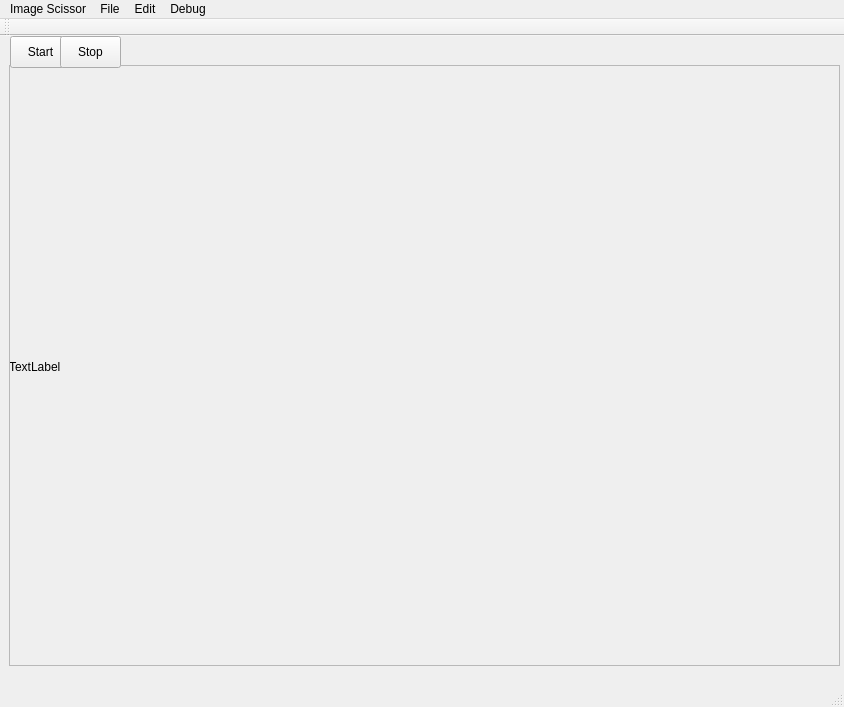
gxyou45/QT-ImageScissor, file ImageScissor/imagescissor.ui: the form before one commit.
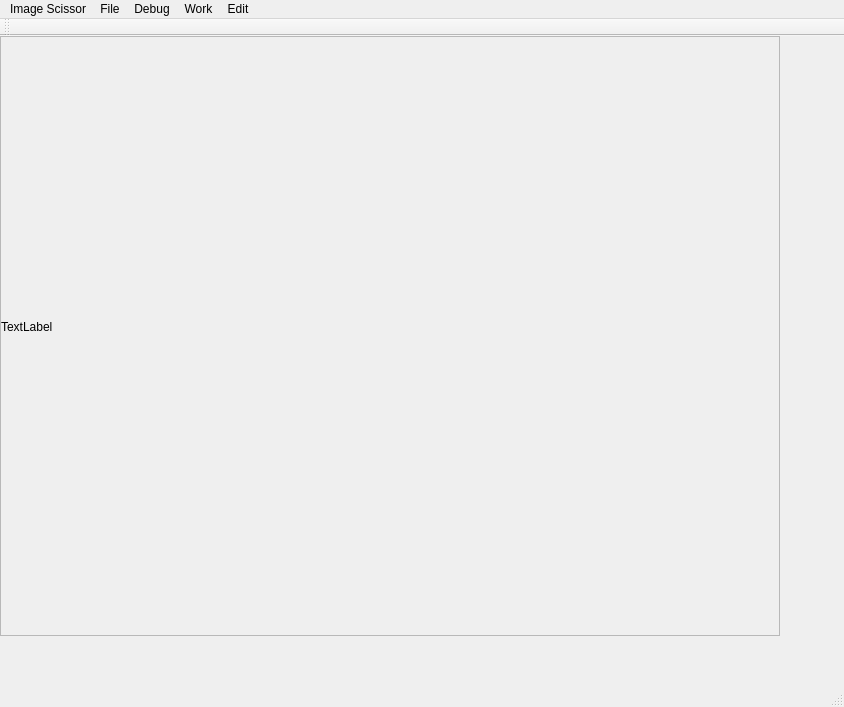
The form after the commit.

Patch:
```diff
--- a/ImageScissor/imagescissor.ui
+++ b/ImageScissor/imagescissor.ui
@@ -17,14 +17,14 @@
    <widget class="QScrollArea" name="scrollArea">
     <property name="geometry">
      <rect>
-      <x>9</x>
-      <y>29</y>
-      <width>831</width>
-      <height>601</height>
+      <x>0</x>
+      <y>0</y>
+      <width>780</width>
+      <height>600</height>
      </rect>
     </property>
     <property name="autoFillBackground">
-     <bool>true</bool>
+     <bool>false</bool>
     </property>
     <property name="widgetResizable">
      <bool>true</bool>
@@ -34,20 +34,23 @@
       <rect>
        <x>0</x>
        <y>0</y>
-       <width>829</width>
-       <height>599</height>
+       <width>778</width>
+       <height>598</height>
       </rect>
      </property>
-     <property name="autoFillBackground">
+     <property name="mouseTracking">
       <bool>true</bool>
      </property>
+     <property name="autoFillBackground">
+      <bool>false</bool>
+     </property>
      <widget class="QLabel" name="label">
       <property name="geometry">
        <rect>
-        <x>-1</x>
-        <y>5</y>
-        <width>831</width>
-        <height>591</height>
+        <x>0</x>
+        <y>0</y>
+        <width>760</width>
+        <height>580</height>
        </rect>
       </property>
       <property name="text">
@@ -56,32 +59,6 @@
      </widget>
     </widget>
    </widget>
-   <widget class="QPushButton" name="pushButton">
-    <property name="geometry">
-     <rect>
-      <x>10</x>
-      <y>0</y>
-      <width>61</width>
-      <height>32</height>
-     </rect>
-    </property>
-    <property name="text">
-     <string>Start</string>
-    </property>
-   </widget>
-   <widget class="QPushButton" name="pushButton_2">
-    <property name="geometry">
-     <rect>
-      <x>60</x>
-      <y>0</y>
-      <width>61</width>
-      <height>32</height>
-     </rect>
-    </property>
-    <property name="text">
-     <string>Stop</string>
-    </property>
-   </widget>
   </widget>
   <widget class="QMenuBar" name="menuBar">
    <property name="geometry">
@@ -122,11 +99,23 @@
     <property name="title">
      <string>Debug</string>
     </property>
+    <addaction name="actionPixel_Node"/>
+    <addaction name="actionCost_Graph"/>
+    <addaction name="actionPath_Tree"/>
+    <addaction name="actionMin_Path"/>
+   </widget>
+   <widget class="QMenu" name="menuWork">
+    <property name="title">
+     <string>Work</string>
+    </property>
+    <addaction name="actionImage_Only"/>
+    <addaction name="actionImage_with_Contour"/>
    </widget>
    <addaction name="menuImage_Scissor"/>
    <addaction name="menuFile"/>
-   <addaction name="menuEdit"/>
    <addaction name="menuDebug"/>
+   <addaction name="menuWork"/>
+   <addaction name="menuEdit"/>
   </widget>
   <widget class="QToolBar" name="mainToolBar">
    <attribute name="toolBarArea">
```
Left out of the diff: 52 changed lines with no effect on the pictures.
